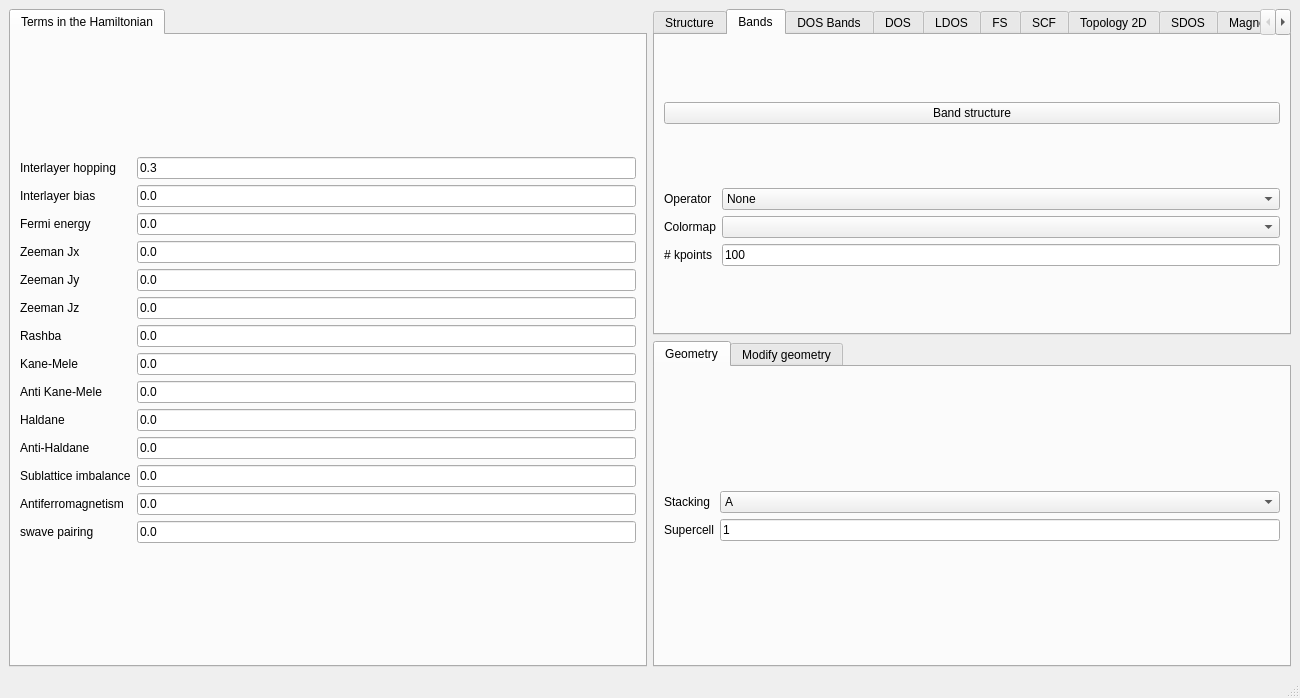
joselado/quantum-honeycomp, file development/interface-pyqt/multilayergraphene/interface.ui: the form before one commit.
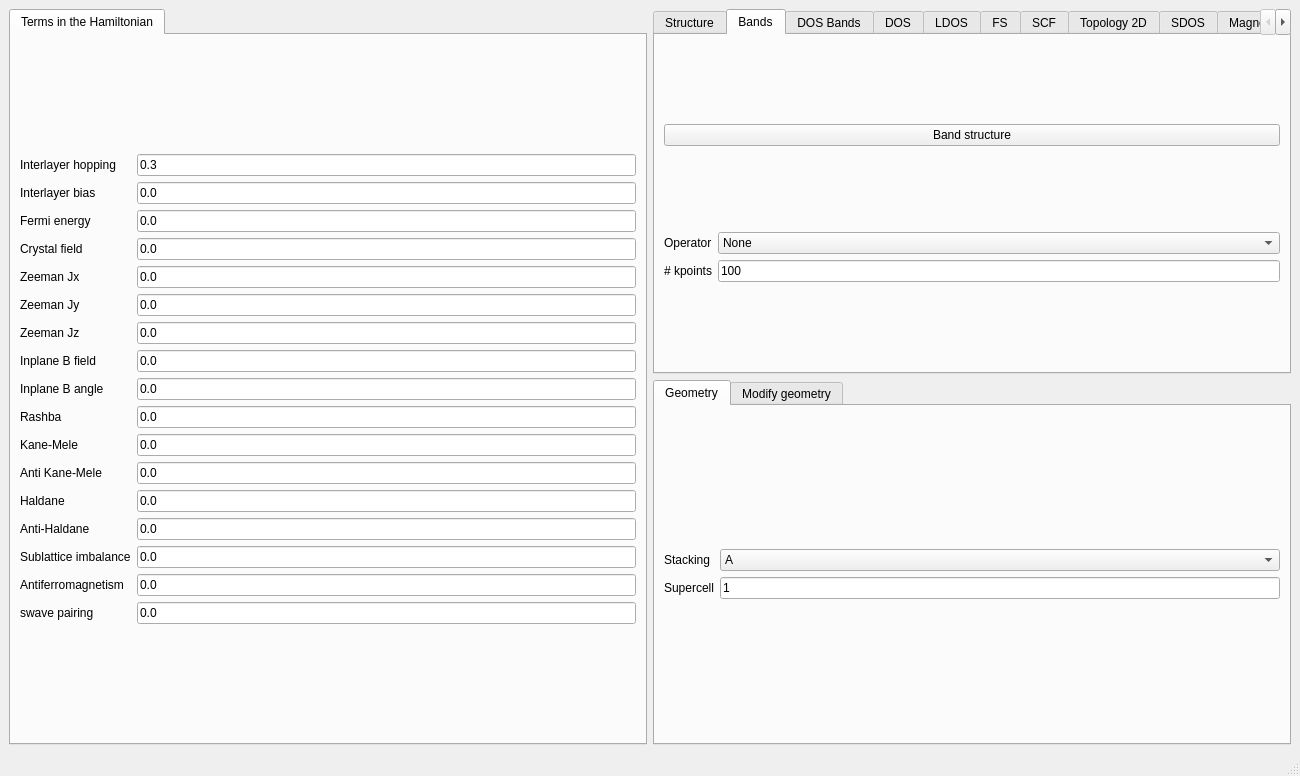
The form after the commit. The open tabs and pages were chosen to show the change.

What changed in the file:
```diff
--- a/development/interface-pyqt/multilayergraphene/interface.ui
+++ b/development/interface-pyqt/multilayergraphene/interface.ui
@@ -7,7 +7,7 @@
     <x>0</x>
     <y>0</y>
     <width>1300</width>
-    <height>698</height>
+    <height>776</height>
    </rect>
   </property>
   <property name="windowTitle">
@@ -27,49 +27,70 @@
        <layout class="QGridLayout" name="gridLayout_24">
         <item row="0" column="0">
          <layout class="QGridLayout" name="gridLayout">
-          <item row="11" column="0">
+          <item row="5" column="0">
+           <widget class="QLabel" name="label_4">
+            <property name="text">
+             <string>Zeeman Jy</string>
+            </property>
+           </widget>
+          </item>
+          <item row="15" column="0">
+           <widget class="QLabel" name="label_13">
+            <property name="text">
+             <string>Antiferromagnetism</string>
+            </property>
+           </widget>
+          </item>
+          <item row="13" column="0">
+           <widget class="QLabel" name="label_25">
+            <property name="text">
+             <string>Anti-Haldane</string>
+            </property>
+           </widget>
+          </item>
+          <item row="14" column="0">
            <widget class="QLabel" name="label_12">
             <property name="text">
              <string>Sublattice imbalance</string>
             </property>
            </widget>
           </item>
-          <item row="13" column="1">
+          <item row="16" column="1">
            <widget class="QLineEdit" name="swave">
             <property name="text">
              <string>0.0</string>
             </property>
            </widget>
           </item>
-          <item row="5" column="1">
+          <item row="6" column="1">
            <widget class="QLineEdit" name="Bz">
             <property name="text">
              <string>0.0</string>
             </property>
            </widget>
           </item>
-          <item row="3" column="1">
+          <item row="4" column="1">
            <widget class="QLineEdit" name="Bx">
             <property name="text">
              <string>0.0</string>
             </property>
            </widget>
           </item>
-          <item row="5" column="0">
+          <item row="6" column="0">
            <widget class="QLabel" name="label_5">
             <property name="text">
              <string>Zeeman Jz</string>
             </property>
            </widget>
           </item>
-          <item row="11" column="1">
+          <item row="14" column="1">
            <widget class="QLineEdit" name="mAB">
             <property name="text">
              <string>0.0</string>
             </property>
            </widget>
           </item>
-          <item row="4" column="1">
+          <item row="5" column="1">
            <widget class="QLineEdit" name="By">
             <property name="text">
              <string>0.0</string>
@@ -83,28 +104,28 @@
             </property>
            </widget>
           </item>
-          <item row="7" column="1">
+          <item row="10" column="1">
            <widget class="QLineEdit" name="kanemele">
             <property name="text">
              <string>0.0</string>
             </property>
            </widget>
           </item>
-          <item row="9" column="0">
+          <item row="12" column="0">
            <widget class="QLabel" name="label_24">
             <property name="text">
              <string>Haldane</string>
             </property>
            </widget>
           </item>
-          <item row="10" column="1">
+          <item row="13" column="1">
            <widget class="QLineEdit" name="antihaldane">
             <property name="text">
              <string>0.0</string>
             </property>
            </widget>
           </item>
-          <item row="13" column="0">
+          <item row="16" column="0">
            <widget class="QLabel" name="label_26">
             <property name="text">
              <string>swave pairing</string>
@@ -121,69 +142,48 @@
             </property>
            </widget>
           </item>
-          <item row="6" column="1">
-           <widget class="QLineEdit" name="rashba">
-            <property name="text">
-             <string>0.0</string>
-            </property>
-           </widget>
-          </item>
           <item row="9" column="1">
-           <widget class="QLineEdit" name="haldane">
+           <widget class="QLineEdit" name="rashba">
             <property name="text">
              <string>0.0</string>
             </property>
            </widget>
           </item>
           <item row="12" column="1">
+           <widget class="QLineEdit" name="haldane">
+            <property name="text">
+             <string>0.0</string>
+            </property>
+           </widget>
+          </item>
+          <item row="15" column="1">
            <widget class="QLineEdit" name="mAF">
             <property name="text">
              <string>0.0</string>
             </property>
            </widget>
           </item>
-          <item row="6" column="0">
+          <item row="9" column="0">
            <widget class="QLabel" name="label_10">
             <property name="text">
              <string>Rashba</string>
             </property>
            </widget>
           </item>
-          <item row="7" column="0">
+          <item row="10" column="0">
            <widget class="QLabel" name="label_11">
             <property name="text">
              <string>Kane-Mele</string>
             </property>
            </widget>
           </item>
-          <item row="3" column="0">
+          <item row="4" column="0">
            <widget class="QLabel" name="label_3">
             <property name="text">
              <string>Zeeman Jx</string>
             </property>
            </widget>
           </item>
-          <item row="4" column="0">
-           <widget class="QLabel" name="label_4">
-            <property name="text">
-             <string>Zeeman Jy</string>
-            </property>
-           </widget>
-          </item>
-          <item row="12" column="0">
-           <widget class="QLabel" name="label_13">
-            <property name="text">
-             <string>Antiferromagnetism</string>
-            </property>
-           </widget>
-          </item>
-          <item row="10" column="0">
-           <widget class="QLabel" name="label_25">
-            <property name="text">
-             <string>Anti-Haldane</string>
-            </property>
-           </widget>
-          </item>
           <item row="0" column="0">
            <widget class="QLabel" name="label_16">
             <property name="text">
@@ -212,20 +212,68 @@
             </property>
            </widget>
           </item>
-          <item row="8" column="1">
+          <item row="11" column="1">
            <widget class="QLineEdit" name="antikanemele">
             <property name="text">
              <string>0.0</string>
             </property>
            </widget>
           </item>
-          <item row="8" column="0">
+          <item row="11" column="0">
            <widget class="QLabel" name="label_41">
             <property name="text">
              <string>Anti Kane-Mele</string>
             </property>
            </widget>
           </item>
+          <item row="7" column="1">
+           <widget class="QLineEdit" name="inplaneb">
+            <property name="toolTip">
+             <string>Magnitude of the in-plane magnetic field</string>
+            </property>
+            <property name="text">
+             <string>0.0</string>
+            </property>
+           </widget>
+          </item>
+          <item row="7" column="0">
+           <widget class="QLabel" name="label_14">
+            <property name="text">
+             <string>Inplane B field</string>
+            </property>
+           </widget>
+          </item>
+          <item row="8" column="1">
+           <widget class="QLineEdit" name="inplaneb_phi">
+            <property name="toolTip">
+             <string>Angle of the in-plane magnetic, in units of pi</string>
+            </property>
+            <property name="text">
+             <string>0.0</string>
+            </property>
+           </widget>
+          </item>
+          <item row="8" column="0">
+           <widget class="QLabel" name="label_40">
+            <property name="text">
+             <string>Inplane B angle</string>
+            </property>
+           </widget>
+          </item>
+          <item row="3" column="1">
+           <widget class="QLineEdit" name="crystalfield">
+            <property name="text">
+             <string>0.0</string>
+            </property>
+           </widget>
+          </item>
+          <item row="3" column="0">
+           <widget class="QLabel" name="label_49">
+            <property name="text">
+             <string>Crystal field</string>
+            </property>
+           </widget>
+          </item>
          </layout>
         </item>
        </layout>
@@ -329,30 +377,20 @@
             </item>
            </widget>
           </item>
-          <item row="2" column="0">
+          <item row="1" column="0">
            <widget class="QLabel" name="label_9">
             <property name="text">
              <string># kpoints</string>
             </property>
            </widget>
           </item>
-          <item row="2" column="1">
+          <item row="1" column="1">
            <widget class="QLineEdit" name="nk_bands">
             <property name="text">
              <string>100</string>
             </property>
            </widget>
           </item>
-          <item row="1" column="1">
-           <widget class="QComboBox" name="bands_colormap"/>
-          </item>
-          <item row="1" column="0">
-           <widget class="QLabel" name="label_42">
-            <property name="text">
-             <string>Colormap</string>
-            </property>
-           </widget>
-          </item>
          </layout>
         </item>
        </layout>
@@ -923,16 +961,6 @@
             </property>
            </widget>
           </item>
-          <item row="2" column="1">
-           <widget class="QComboBox" name="kdos_colormap"/>
-          </item>
-          <item row="2" column="0">
-           <widget class="QLabel" name="label_49">
-            <property name="text">
-             <string>Colormap</string>
-            </property>
-           </widget>
-          </item>
          </layout>
         </item>
         <item row="1" column="0">
```
